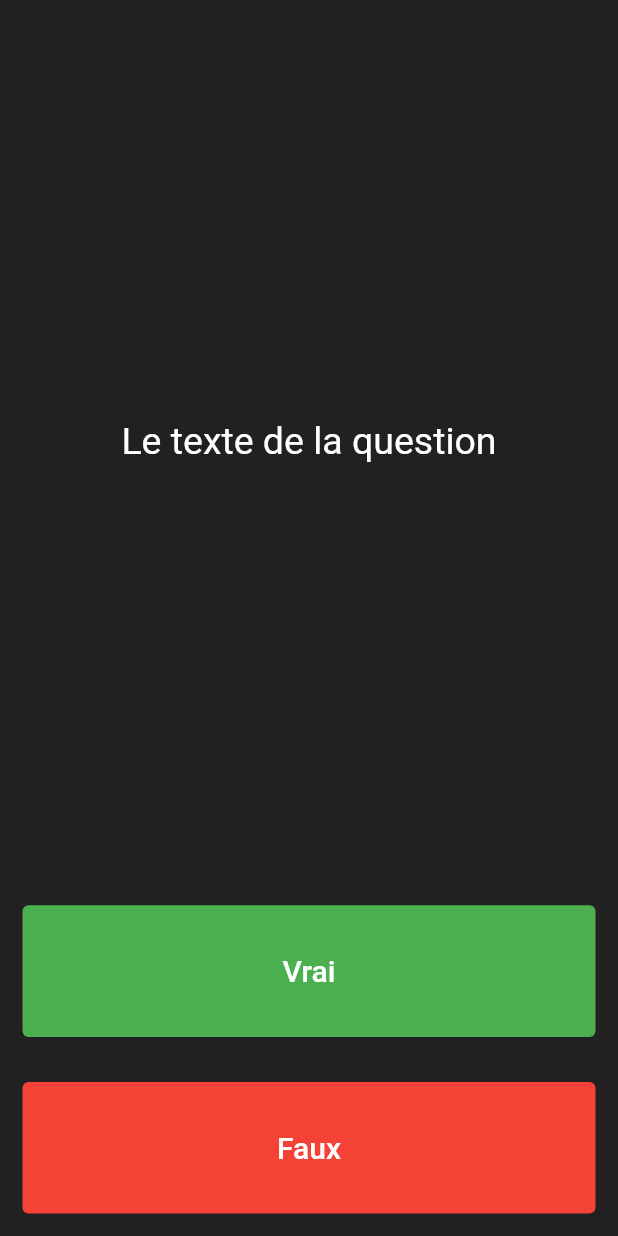
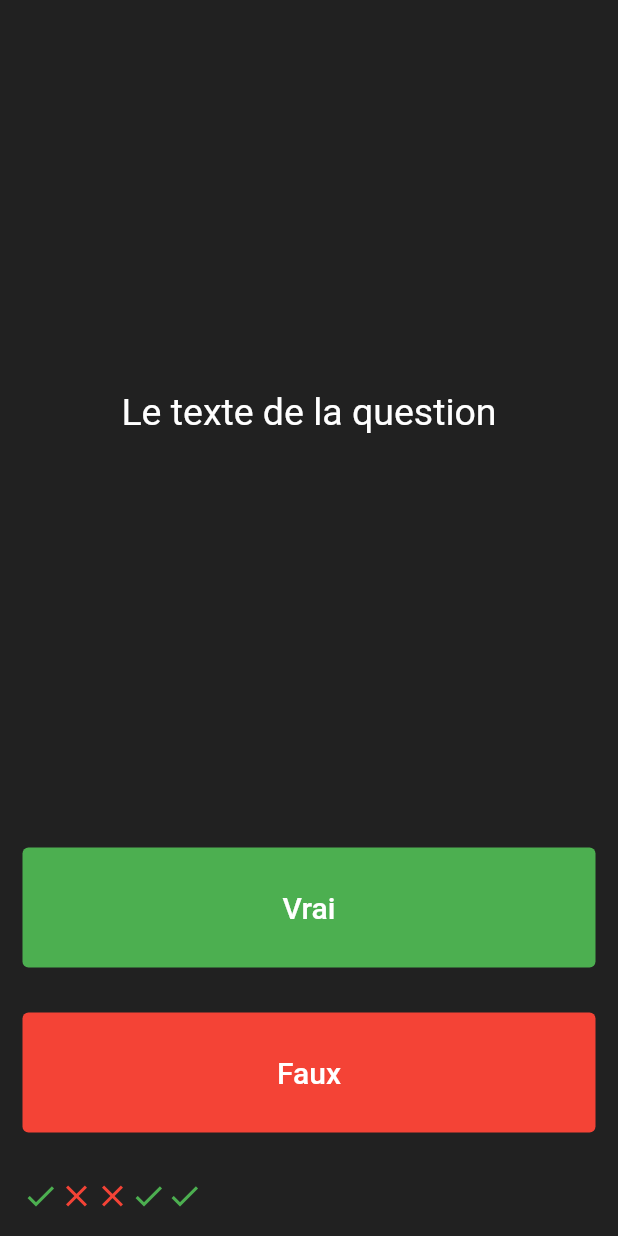
Before and after one commit to Binique/quizzer, a Flutter app: the screen it shows after launch, on a phone screen of 412 x 824 dp. Run offline on Flutter 3.47's test engine with Material 2 defaults, Android fonts, the phone set to English and light mode, and no system bars.

Commit message:
Suivie du score

```diff
--- a/lib/main.dart
+++ b/lib/main.dart
@@ -73,6 +73,31 @@ class _QuizzerState extends State<Quizzer> {
             ),
           ),
         ),
+        Padding(
+          padding: const EdgeInsets.all(15.0),
+          child: Row(
+            children: [
+              Icon(
+                  Icons.check,
+                color: Colors.green,
+              ),
+              Icon(
+                Icons.close,
+                color: Colors.red,
+              ),
+              Icon(
+                Icons.close,
+                color: Colors.red,
+              ), Icon(
+                Icons.check,
+                color: Colors.green,
+              ), Icon(
+                Icons.check,
+                color: Colors.green,
+              ),
+            ],
+          ),
+        ),
       ],
     );
   }
```
